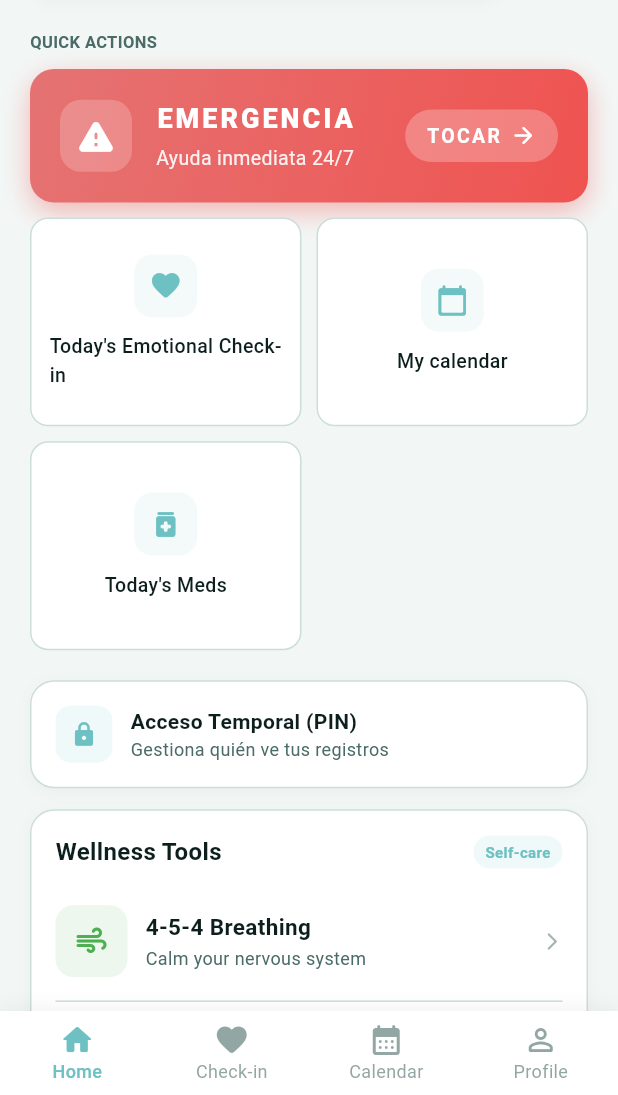
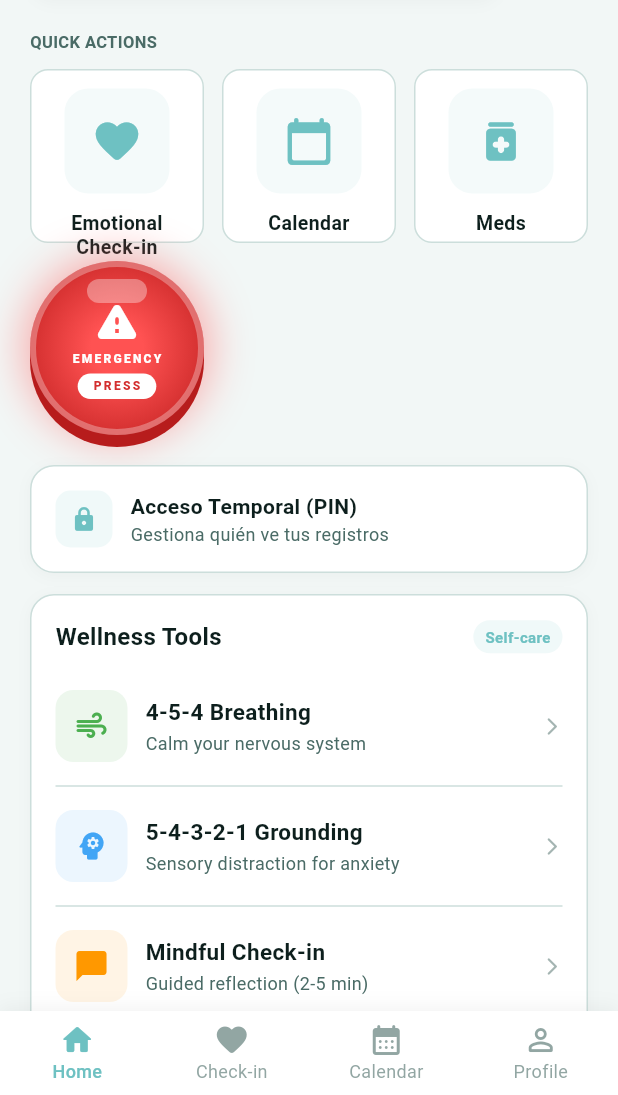
Before and after one commit to Aledgez05/AIYORI, a Flutter app: the screen it shows once a user with an empty profile is signed in, on a phone screen of 412 x 824 dp, the part 141-1236 px from its top. Run offline on Flutter 3.47's test engine with Material 3 defaults, Android fonts, the phone set to English and light mode, and no system bars; our stand-ins replace cloud_firestore, firebase_analytics, firebase_auth, firebase_core, firebase_storage, table_calendar; accounts and stored records are empty.

Commit message:
Added Emergency button to look like an arcade button

```diff
--- a/aiyori/lib/features/home/presentation/screens/home_screen.dart
+++ b/aiyori/lib/features/home/presentation/screens/home_screen.dart
@@ -15,8 +15,55 @@ class HomeScreen extends StatefulWidget {
   State<HomeScreen> createState() => _HomeScreenState();
 }
 
-class _HomeScreenState extends State<HomeScreen> {
+class _HomeScreenState extends State<HomeScreen>
+    with SingleTickerProviderStateMixin {
   int _selectedIndex = 0;
+
+  late AnimationController _pressController;
+  late Animation<double> _pressAnimation;
+  bool _isPressed = false;
+
+  @override
+  void initState() {
+    super.initState();
+    _pressController = AnimationController(
+      duration: const Duration(milliseconds: 200),
+      vsync: this,
+    );
+
+    _pressAnimation = Tween<double>(begin: 1.0, end: 0.85).animate(
+      CurvedAnimation(
+        parent: _pressController,
+        curve: Curves.easeInOut,
+      ),
+    );
+
+    _pressController.addStatusListener((status) {
+      if (status == AnimationStatus.completed && _isPressed) {
+        _pressController.reverse();
+        _isPressed = false;
+        _showEmergencyDialog();
+      }
+    });
+  }
+
+  @override
+  void dispose() {
+    _pressController.dispose();
+    super.dispose();
+  }
+
+  void _onEmergencyTapDown(TapDownDetails details) {
+    _isPressed = true;
+    _pressController.forward();
+  }
+
+  void _onEmergencyTapUp(TapUpDetails details) {}
+
+  void _onEmergencyTapCancel() {
+    _isPressed = false;
+    _pressController.reverse();
+  }
 
   @override
   Widget build(BuildContext context) {
@@ -65,7 +112,7 @@ class _HomeScreenState extends State<HomeScreen> {
                 },
               ),
 
-              const SizedBox(height: 80), // Espacio para el hotbar
+              const SizedBox(height: 80),
             ],
           ),
         ),
@@ -133,7 +180,6 @@ class _HomeScreenState extends State<HomeScreen> {
   void _handleNavigation(int index) {
     switch (index) {
       case 0:
-        // Ya estamos en home
         break;
       case 1:
         Navigator.push(
@@ -194,7 +240,7 @@ class _HomeScreenState extends State<HomeScreen> {
   }
 
   // ────────────────────────────────────────────
-  // EMERGENCY DIALOG - REDESIGNED
+  // EMERGENCY DIALOG
   // ────────────────────────────────────────────
 
   void _showEmergencyDialog() {
@@ -218,7 +264,6 @@ class _HomeScreenState extends State<HomeScreen> {
           child: Column(
             mainAxisSize: MainAxisSize.min,
             children: [
-              // Icono de emergencia
               Container(
                 padding: const EdgeInsets.all(16),
                 decoration: BoxDecoration(
@@ -243,54 +288,36 @@ class _HomeScreenState extends State<HomeScreen> {
                 ),
               ),
               const SizedBox(height: 20),
-
-              // Título
               const Text(
                 '¿Necesitas ayuda inmediata?',
                 textAlign: TextAlign.center,
                 style: TextStyle(
                   fontSize: 20,
                   fontWeight: FontWeight.w700,
-                  color: Color(0xFF1A1A1A),
-                  letterSpacing: -0.3,
+                  color: Colors.black,
                 ),
               ),
               const SizedBox(height: 12),
-
-              // Mensaje de apoyo
               Container(
                 padding: const EdgeInsets.symmetric(horizontal: 16, vertical: 12),
                 decoration: BoxDecoration(
                   color: const Color(0xFFFFF3F0),
                   borderRadius: BorderRadius.circular(12),
-                  border: Border.all(
-                    color: const Color(0xFFFFCDD2).withOpacity(0.5),
-                  ),
                 ),
                 child: const Row(
                   children: [
-                    Icon(
-                      Icons.people_rounded,
-                      color: Color(0xFFEF5350),
-                      size: 20,
-                    ),
+                    Icon(Icons.people_rounded, color: Color(0xFFEF5350), size: 20),
                     SizedBox(width: 10),
                     Expanded(
                       child: Text(
                         'No estás solo. Hay personas dispuestas a escucharte.',
-                        style: TextStyle(
-                          fontSize: 14,
-                          color: Color(0xFF424242),
-                          height: 1.4,
-                        ),
+                        style: TextStyle(fontSize: 14, color: Colors.black87),
                       ),
                     ),
                   ],
                 ),
               ),
               const SizedBox(height: 20),
-
-              // Contactos de emergencia
               _emergencyContactCard(
                 icon: Icons.phone_rounded,
                 label: 'Línea de Prevención del Suicidio',
@@ -305,40 +332,23 @@ class _HomeScreenState extends State<HomeScreen> {
                 color: const Color(0xFFEF5350),
               ),
               const SizedBox(height: 20),
-
-              // Notificación a familiares
               Container(
                 padding: const EdgeInsets.all(14),
                 decoration: BoxDecoration(
                   color: const Color(0xFFE8F5E9),
                   borderRadius: BorderRadius.circular(12),
-                  border: Border.all(
-                    color: const Color(0xFFC8E6C9),
                 ),
-                ),
-                child: Row(
+                child: const Row(
                   children: [
-                    Container(
-                      padding: const EdgeInsets.all(8),
-                      decoration: BoxDecoration(
-                        color: const Color(0xFF4CAF50).withOpacity(0.1),
-                        borderRadius: BorderRadius.circular(10),
-                      ),
-                      child: const Icon(
-                        Icons.check_circle_rounded,
-                        color: Color(0xFF4CAF50),
-                        size: 22,
-                      ),
-                    ),
-                    const SizedBox(width: 12),
-                    const Expanded(
+                    Icon(Icons.check_circle_rounded, color: Color(0xFF4CAF50), size: 22),
+                    SizedBox(width: 12),
+                    Expanded(
                       child: Text(
                         'Your family members have been notified',
                         style: TextStyle(
                           fontSize: 13,
                           fontWeight: FontWeight.w600,
-                          color: Color(0xFF2E7D32),
-                          height: 1.3,
+                          color: Color(0xFF1B5E20),
                         ),
                       ),
                     ),
@@ -346,11 +356,8 @@ class _HomeScreenState extends State<HomeScreen> {
                 ),
               ),
               const SizedBox(height: 24),
-
-              // Botones
               Row(
                 children: [
-                  // Botón Cerrar
                   Expanded(
                     child: OutlinedButton(
                       onPressed: () => Navigator.pop(context),
@@ -359,34 +366,22 @@ class _HomeScreenState extends State<HomeScreen> {
                         shape: RoundedRectangleBorder(
                           borderRadius: BorderRadius.circular(14),
                         ),
-                        side: const BorderSide(
-                          color: Color(0xFFE0E0E0),
-                        ),
                       ),
                       child: const Text(
                         'Cerrar',
-                        style: TextStyle(
-                          fontSize: 15,
-                          fontWeight: FontWeight.w600,
-                          color: Color(0xFF757575),
-                        ),
+                        style: TextStyle(color: Colors.black87, fontWeight: FontWeight.w600),
                       ),
                     ),
                   ),
                   const SizedBox(width: 12),
-                  // Botón Llamar ahora
                   Expanded(
                     flex: 2,
                     child: ElevatedButton(
-                      onPressed: () {
-                        Navigator.pop(context);
-                        // Aquí se implementaría la llamada
-                      },
+                      onPressed: () => Navigator.pop(context),
                       style: ElevatedButton.styleFrom(
                         padding: const EdgeInsets.symmetric(vertical: 14),
                         backgroundColor: const Color(0xFFEF5350),
                         foregroundColor: Colors.white,
-                        elevation: 0,
                         shape: RoundedRectangleBorder(
                           borderRadius: BorderRadius.circular(14),
                         ),
@@ -396,13 +391,7 @@ class _HomeScreenState extends State<HomeScreen> {
                         children: [
                           Icon(Icons.phone_rounded, size: 20),
                           SizedBox(width: 8),
-                          Text(
-                            'Llamar ahora',
-                            style: TextStyle(
-                              fontSize: 15,
-                              fontWeight: FontWeight.w700,
-                            ),
-                          ),
+                          Text('Llamar ahora', style: TextStyle(fontWeight: FontWeight.w700)),
                         ],
                       ),
                     ),
@@ -427,9 +416,6 @@ class _HomeScreenState extends State<HomeScreen> {
       decoration: BoxDecoration(
         color: const Color(0xFFFAFAFA),
         borderRadius: BorderRadius.circular(14),
-        border: Border.all(
-          color: const Color(0xFFF0F0F0),
-        ),
       ),
       child: Row(
         children: [
@@ -445,11 +431,7 @@ class _HomeScreenState extends State<HomeScreen> {
           Expanded(
             child: Text(
               label,
-              style: const TextStyle(
-                fontSize: 14,
-                fontWeight: FontWeight.w500,
-                color: Color(0xFF424242),
-              ),
+              style: const TextStyle(fontSize: 14, fontWeight: FontWeight.w500, color: Colors.black87),
             ),
           ),
           Text(
@@ -458,7 +440,6 @@ class _HomeScreenState extends State<HomeScreen> {
               fontSize: 22,
               fontWeight: FontWeight.w800,
               color: color,
-              letterSpacing: 1.5,
             ),
           ),
         ],
@@ -467,7 +448,7 @@ class _HomeScreenState extends State<HomeScreen> {
   }
 
   // ────────────────────────────────────────────
-  // LEFT
+  // LEFT - 3 BOTONES + EMERGENCIA CENTRADO
   // ────────────────────────────────────────────
 
   Widget _leftColumn() {
@@ -477,26 +458,17 @@ class _HomeScreenState extends State<HomeScreen> {
         _sectionLabel('Quick Actions'),
         const SizedBox(height: 10),
 
-        // Emergency button - full width, prominent
-        _emergencyActionCard(),
-        const SizedBox(height: 10),
-
-        // Grid of action cards
-        LayoutBuilder(
-          builder: (context, constraints) {
-            int count = constraints.maxWidth > 500 ? 3 : 2;
-
-            return GridView.count(
-              crossAxisCount: count,
-              childAspectRatio: 1.3,
+        GridView.count(
+          crossAxisCount: 3,
+          childAspectRatio: 1.0,
           shrinkWrap: true,
           physics: const NeverScrollableScrollPhysics(),
-              crossAxisSpacing: 10,
-              mainAxisSpacing: 10,
+          crossAxisSpacing: 12,
+          mainAxisSpacing: 12,
           children: [
             _featureCard(
               icon: Icons.favorite_rounded,
-                  label: 'Today\'s Emotional Check-in',
+              label: 'Emotional\nCheck-in',
               onTap: () {
                 Navigator.push(
                   context,
@@ -508,7 +480,7 @@ class _HomeScreenState extends State<HomeScreen> {
             ),
             _featureCard(
               icon: Icons.calendar_today_rounded,
-                  label: 'My calendar',
+              label: 'Calendar',
               onTap: () {
                 Navigator.push(
                   context,
@@ -518,9 +490,10 @@ class _HomeScreenState extends State<HomeScreen> {
                 );
               },
             ),
+
             _featureCard(
               icon: Icons.medication_rounded,
-                  label: 'Today\'s Meds',
+              label: 'Meds',
               onTap: () {
                 Navigator.push(
                   context,
@@ -530,106 +503,103 @@ class _HomeScreenState extends State<HomeScreen> {
                 );
               },
             ),
+
+            _emergencyArcadeButton(),
           ],
-            );
-          },
         ),
       ],
     );
   }
 
-  Widget _emergencyActionCard() {
+  Widget _emergencyArcadeButton() {
     return GestureDetector(
-      onTap: () {
-        _showEmergencyDialog();
+      onTapDown: _onEmergencyTapDown,
+      onTapUp: _onEmergencyTapUp,
+      onTapCancel: _onEmergencyTapCancel,
+      child: AnimatedBuilder(
+        animation: _pressAnimation,
+        builder: (context, child) {
+          return Transform.scale(
+            scale: _pressAnimation.value,
+            child: child,
+          );
         },
         child: Container(
-        width: double.infinity,
-        padding: const EdgeInsets.symmetric(vertical: 20, horizontal: 20),
           decoration: BoxDecoration(
-          gradient: const LinearGradient(
-            colors: [Color(0xFFE57373), Color(0xFFEF5350)],
-            begin: Alignment.topLeft,
-            end: Alignment.bottomRight,
+            shape: BoxShape.circle,
+            gradient: const RadialGradient(
+              colors: [
+                Color(0xFFFF5252),
+                Color(0xFFD32F2F),
+              ],
+              stops: [0.3, 1.0],
             ),
-          borderRadius: BorderRadius.circular(16),
             boxShadow: [
               BoxShadow(
-              color: const Color(0xFFEF5350).withOpacity(0.4),
-              blurRadius: 16,
-              offset: const Offset(0, 6),
+                color: const Color(0xFFFF5252).withOpacity(0.5),
+                blurRadius: 25,
+                spreadRadius: 3,
+              ),
+              const BoxShadow(
+                color: Color(0xFFB71C1C),
+                blurRadius: 0,
+                offset: Offset(0, 8),
               ),
             ],
+            border: Border.all(
+              color: Colors.white.withOpacity(0.3),
+              width: 4,
             ),
-        child: Row(
+          ),
+          child: Stack(
+            alignment: Alignment.center,
+            children: [
+              Positioned(
+                top: 8,
+                child: Container(
+                  width: 40,
+                  height: 16,
+                  decoration: BoxDecoration(
+                    borderRadius: BorderRadius.circular(20),
+                    color: Colors.white.withOpacity(0.35),
+                  ),
+                ),
+              ),
+              Column(
                 mainAxisAlignment: MainAxisAlignment.center,
                 children: [
-            // Warning icon
-            Container(
-              padding: const EdgeInsets.all(10),
-              decoration: BoxDecoration(
-                color: Colors.white.withOpacity(0.2),
-                borderRadius: BorderRadius.circular(14),
-              ),
-              child: const Icon(
-                Icons.warning_rounded,
-                color: Colors.white,
-                size: 28,
-              ),
-            ),
-            const SizedBox(width: 16),
-            Column(
-              crossAxisAlignment: CrossAxisAlignment.start,
-              children: [
-                const Text(
-                  'EMERGENCIA',
+                  const Icon(Icons.warning_rounded, color: Colors.white, size: 32),
+                  const SizedBox(height: 4),
+                  Text(
+                    'EMERGENCY',
                     style: TextStyle(
                       color: Colors.white,
-                    fontWeight: FontWeight.w800,
-                    fontSize: 18,
-                    letterSpacing: 2,
+                      fontWeight: FontWeight.w900,
+                      fontSize: 8,
+                      letterSpacing: 1.5,
                     ),
                   ),
                   const SizedBox(height: 4),
-                Text(
-                  'Ayuda inmediata 24/7',
+                  Container(
+                    padding: const EdgeInsets.symmetric(horizontal: 10, vertical: 3),
+                    decoration: BoxDecoration(
+                      color: Colors.white,
+                      borderRadius: BorderRadius.circular(10),
+                    ),
+                    child: const Text(
+                      'PRESS',
                       style: TextStyle(
-                    color: Colors.white.withOpacity(0.9),
-                    fontSize: 13,
-                    fontWeight: FontWeight.w400,
+                        color: Color(0xFFD32F2F),
+                        fontWeight: FontWeight.w900,
+                        fontSize: 8,
+                        letterSpacing: 1.5,
+                      ),
                     ),
                   ),
                 ],
               ),
-            const Spacer(),
-            Container(
-              padding: const EdgeInsets.symmetric(horizontal: 14, vertical: 8),
-              decoration: BoxDecoration(
-                color: Colors.white.withOpacity(0.25),
-                borderRadius: BorderRadius.circular(20),
-              ),
-              child: const Row(
-                mainAxisSize: MainAxisSize.min,
-                children: [
-                  Text(
-                    'TOCAR',
-                    style: TextStyle(
-                      color: Colors.white,
-                      fontWeight: FontWeight.w700,
-                      fontSize: 13,
-                      letterSpacing: 1.5,
-                    ),
-                  ),
-                  SizedBox(width: 6),
-                  Icon(
-                    Icons.arrow_forward_rounded,
-                    color: Colors.white,
-                    size: 18,
-                  ),
             ],
           ),
-            ),
-          ],
         ),
       ),
     );
@@ -683,7 +653,7 @@ class _HomeScreenState extends State<HomeScreen> {
   }
 
   // ────────────────────────────────────────────
-  // WELLNESS TOOLS SECTION
+  // WELLNESS TOOLS
   // ────────────────────────────────────────────
 
   Widget _wellnessToolsCard() {
@@ -720,8 +690,6 @@ class _HomeScreenState extends State<HomeScreen> {
             ],
           ),
           const SizedBox(height: 16),
-
-          // 4-5-4 Breathing
           _wellnessToolItem(
             icon: Icons.air_rounded,
             title: '4-5-4 Breathing',
@@ -729,10 +697,7 @@ class _HomeScreenState extends State<HomeScreen> {
             color: const Color(0xFF4CAF50),
             onTap: () => _showExercise(const BreathingExerciseScreen()),
           ),
-
           const Divider(height: 16, color: AppColors.divider),
-
-          // 5-4-3-2-1 Grounding
           _wellnessToolItem(
             icon: Icons.psychology_rounded,
             title: '5-4-3-2-1 Grounding',
@@ -740,10 +705,7 @@ class _HomeScreenState extends State<HomeScreen> {
             color: const Color(0xFF42A5F5),
             onTap: () => _showExercise(const GroundingExerciseScreen()),
           ),
-
           const Divider(height: 16, color: AppColors.divider),
-
-          // Guided Mini-Conversation
           _wellnessToolItem(
             icon: Icons.chat_bubble_rounded,
             title: 'Mindful Check-in',
@@ -804,13 +766,20 @@ class _HomeScreenState extends State<HomeScreen> {
               child: Column(
                 crossAxisAlignment: CrossAxisAlignment.start,
                 children: [
-                  Text(title, style: TextStyle(fontWeight: FontWeight.w600, fontSize: 15, color: AppColors.textPrimary)),
+                  Text(title,
+                      style: TextStyle(
+                          fontWeight: FontWeight.w600,
+                          fontSize: 15,
+                          color: AppColors.textPrimary)),
                   const SizedBox(height: 2),
-                  Text(subtitle, style: TextStyle(fontSize: 12, color: AppColors.textSecondary)),
+                  Text(subtitle,
+                      style: TextStyle(
+                          fontSize: 12, color: AppColors.textSecondary)),
                 ],
               ),
             ),
-            Icon(Icons.arrow_forward_ios_rounded, size: 14, color: AppColors.textSecondary.withOpacity(0.5)),
+            Icon(Icons.arrow_forward_ios_rounded,
+                size: 14, color: AppColors.textSecondary.withOpacity(0.5)),
           ],
         ),
       ),
@@ -892,20 +861,22 @@ class _HomeScreenState extends State<HomeScreen> {
         mainAxisAlignment: MainAxisAlignment.center,
         children: [
           Container(
-            padding: const EdgeInsets.all(10),
+            padding: const EdgeInsets.all(18),
             decoration: BoxDecoration(
               color: AppColors.primary.withOpacity(0.08),
-              borderRadius: BorderRadius.circular(12),
+              borderRadius: BorderRadius.circular(16),
             ),
-            child: Icon(icon, size: 22, color: AppColors.primary),
+            child: Icon(icon, size: 34, color: AppColors.primary),
           ),
-          const SizedBox(height: 10),
+          const SizedBox(height: 12),
           Text(
             label,
+            textAlign: TextAlign.center,
             style: TextStyle(
               color: AppColors.textPrimary,
-              fontWeight: FontWeight.w500,
+              fontWeight: FontWeight.w600,
               fontSize: 13,
+              height: 1.2,
             ),
           ),
         ],
@@ -939,7 +910,8 @@ class _HomeScreenState extends State<HomeScreen> {
           borderRadius: BorderRadius.circular(12),
           border: Border.all(color: AppColors.divider),
         ),
-        child: const Icon(Icons.more_vert, size: 20, color: AppColors.textPrimary),
+        child:
+            const Icon(Icons.more_vert, size: 20, color: AppColors.textPrimary),
       ),
     );
   }
@@ -960,9 +932,7 @@ class _HomeScreenState extends State<HomeScreen> {
               Navigator.pop(context);
               await FirebaseAuth.instance.signOut();
             },
-            style: TextButton.styleFrom(
-              foregroundColor: Colors.red,
-            ),
+            style: TextButton.styleFrom(foregroundColor: Colors.red),
             child: const Text('Sign Out'),
           ),
         ],
```
Lines whose indentation alone changed are shown as unchanged.
